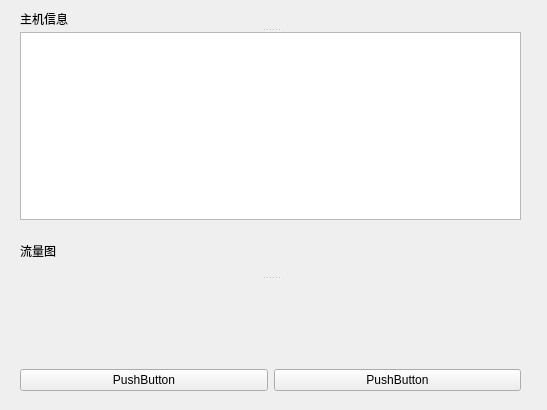
The window that qt_2.ui (2001hhhu/Ptms) describes before a commit, drawn with Qt 5.
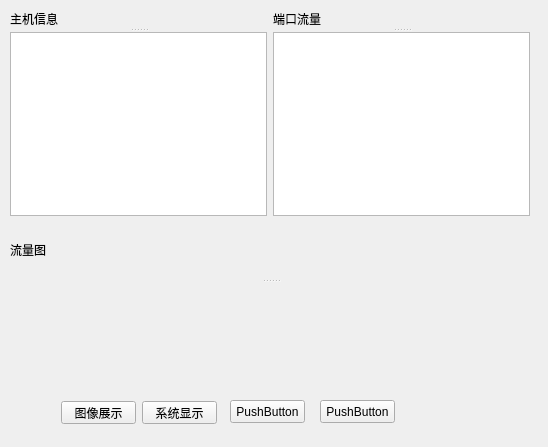
The same window after the commit. Custom widgets are drawn as their Qt base class.

Diff of the .ui file:
```diff
--- a/qt_2.ui
+++ b/qt_2.ui
@@ -6,23 +6,94 @@
    <rect>
     <x>0</x>
     <y>0</y>
-    <width>547</width>
-    <height>410</height>
+    <width>548</width>
+    <height>447</height>
    </rect>
   </property>
   <property name="windowTitle">
    <string>Form</string>
   </property>
+  <widget class="QPushButton" name="button3">
+   <property name="geometry">
+    <rect>
+     <x>230</x>
+     <y>400</y>
+     <width>75</width>
+     <height>23</height>
+    </rect>
+   </property>
+   <property name="text">
+    <string>PushButton</string>
+   </property>
+  </widget>
+  <widget class="QPushButton" name="button4">
+   <property name="geometry">
+    <rect>
+     <x>320</x>
+     <y>400</y>
+     <width>75</width>
+     <height>23</height>
+    </rect>
+   </property>
+   <property name="text">
+    <string>PushButton</string>
+   </property>
+  </widget>
+  <widget class="QSplitter" name="splitter_2">
+   <property name="geometry">
+    <rect>
+     <x>10</x>
+     <y>220</y>
+     <width>521</width>
+     <height>161</height>
+    </rect>
+   </property>
+   <property name="orientation">
+    <enum>Qt::Vertical</enum>
+   </property>
+   <widget class="QLabel" name="label_2">
+    <property name="text">
+     <string>流量图</string>
+    </property>
+   </widget>
+   <widget class="MplWidget2" name="asss" native="true"/>
+  </widget>
+  <widget class="QPushButton" name="button1">
+   <property name="geometry">
+    <rect>
+     <x>61</x>
+     <y>401</y>
+     <width>75</width>
+     <height>23</height>
+    </rect>
+   </property>
+   <property name="text">
+    <string>图像展示</string>
+   </property>
+  </widget>
+  <widget class="QPushButton" name="button2">
+   <property name="geometry">
+    <rect>
+     <x>142</x>
+     <y>401</y>
+     <width>75</width>
+     <height>23</height>
+    </rect>
+   </property>
+   <property name="text">
+    <string>系统显示</string>
+   </property>
+  </widget>
   <widget class="QWidget" name="">
    <property name="geometry">
     <rect>
-     <x>20</x>
+     <x>10</x>
      <y>10</y>
-     <width>501</width>
-     <height>381</height>
+     <width>520</width>
+     <height>206</height>
     </rect>
    </property>
-   <layout class="QVBoxLayout" name="verticalLayout">
+   <layout class="QHBoxLayout" name="horizontalLayout">
     <item>
      <widget class="QSplitter" name="splitter">
       <property name="orientation">
@@ -37,44 +108,26 @@
      </widget>
     </item>
     <item>
-     <widget class="QSplitter" name="splitter_2">
+     <widget class="QSplitter" name="splitter_3">
       <property name="orientation">
        <enum>Qt::Vertical</enum>
       </property>
-      <widget class="QLabel" name="label_2">
+      <widget class="QLabel" name="label_3">
        <property name="text">
-        <string>流量图</string>
+        <string>端口流量</string>
        </property>
       </widget>
-      <widget class="MplWidget" name="asss" native="true"/>
+      <widget class="QTextBrowser" name="textBrowser_2"/>
      </widget>
     </item>
-    <item>
-     <layout class="QHBoxLayout" name="horizontalLayout">
-      <item>
-       <widget class="QPushButton" name="button1">
-        <property name="text">
-         <string>PushButton</string>
-        </property>
-       </widget>
-      </item>
-      <item>
-       <widget class="QPushButton" name="button2">
-        <property name="text">
-         <string>PushButton</string>
-        </property>
-       </widget>
-      </item>
-     </layout>
-    </item>
    </layout>
   </widget>
  </widget>
  <customwidgets>
   <customwidget>
-   <class>MplWidget</class>
+   <class>MplWidget2</class>
    <extends>QWidget</extends>
-   <header>mplwidget.h</header>
+   <header>mplwidget2.h</header>
    <container>1</container>
   </customwidget>
  </customwidgets>
```
